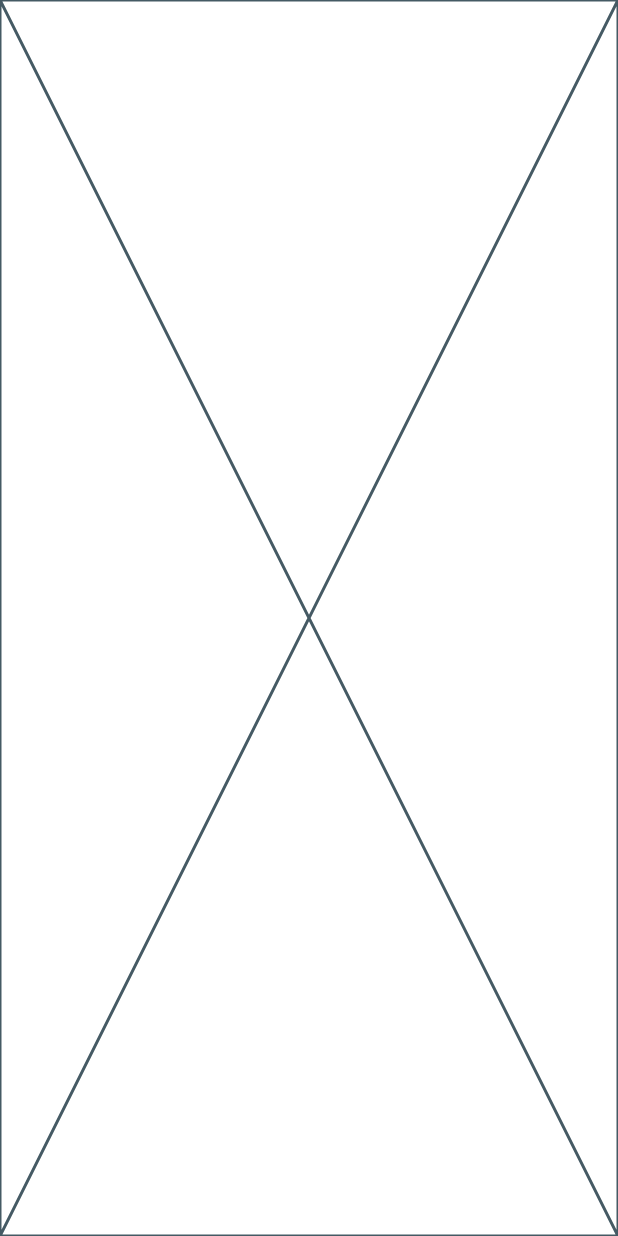
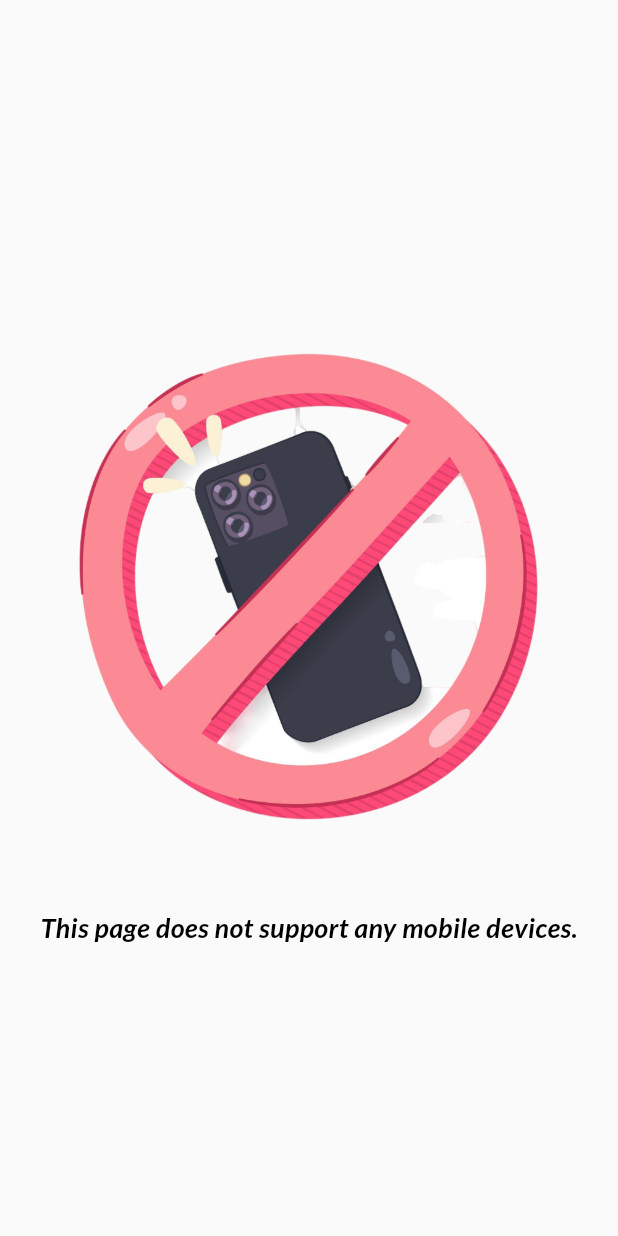
Before and after one commit to mes71/flutter_ui, a Flutter app: the screen it shows after launch, on a phone screen of 412 x 824 dp. Run offline on Flutter 3.47's test engine with Material 3 defaults, Android fonts, the phone set to English and light mode, and no system bars; our stand-ins replace flutter_svg, google_fonts.

Commit message:
fate :  build no phone support widget

```diff
--- a/lib/screen/air_pod_shop/air_pod_shop_page.dart
+++ b/lib/screen/air_pod_shop/air_pod_shop_page.dart
@@ -1,6 +1,6 @@
 import 'package:flutter/foundation.dart';
 import 'package:flutter/material.dart';
-import 'package:flutter_ui/utils/logger.dart';
+import 'package:flutter_ui/utils/utils.dart';
 
 class AirPodShopPage extends StatefulWidget {
   const AirPodShopPage({super.key});
@@ -12,15 +12,27 @@ class AirPodShopPage extends StatefulWidget {
 }
 
 class _AirPodShopPageState extends State<AirPodShopPage> {
+  bool isWeb = false;
+
   @override
   void initState() {
     super.initState();
+    checkPlatform();
+  }
+
+  @override
+  void didChangeDependencies() {
+    super.didChangeDependencies();
+    checkPlatform();
+  }
+
+  void checkPlatform() {
     WidgetsBinding.instance.addPostFrameCallback(
       (timeStamp) {
         if (kIsWeb) {
-          "isWeb".sLog;
+          isWeb = true;
         } else {
-          "isOther".sLog;
+          isWeb = false;
         }
       },
     );
@@ -28,6 +40,30 @@ class _AirPodShopPageState extends State<AirPodShopPage> {
 
   @override
   Widget build(BuildContext context) {
-    return const Placeholder();
+    return Scaffold(
+      body: isWeb ? phoneNotSupport() : phoneNotSupport(),
+    );
   }
+
+  Widget phoneNotSupport() => Container(
+        color: Colors.grey.shade50,
+        child: Column(
+          mainAxisAlignment: MainAxisAlignment.center,
+          crossAxisAlignment: CrossAxisAlignment.center,
+          children: [
+            Assets.imagesNoPhone.toPng(),
+            const Padding(
+              padding: EdgeInsets.all(8.0),
+              child: Text(
+                "This page does not support any mobile devices.",
+                style: TextStyle(
+                    fontSize: 18,
+                    color: Colors.black,
+                    fontWeight: FontWeight.bold,
+                    fontStyle: FontStyle.italic),
+              ),
+            )
+          ],
+        ),
+      );
 }
```
